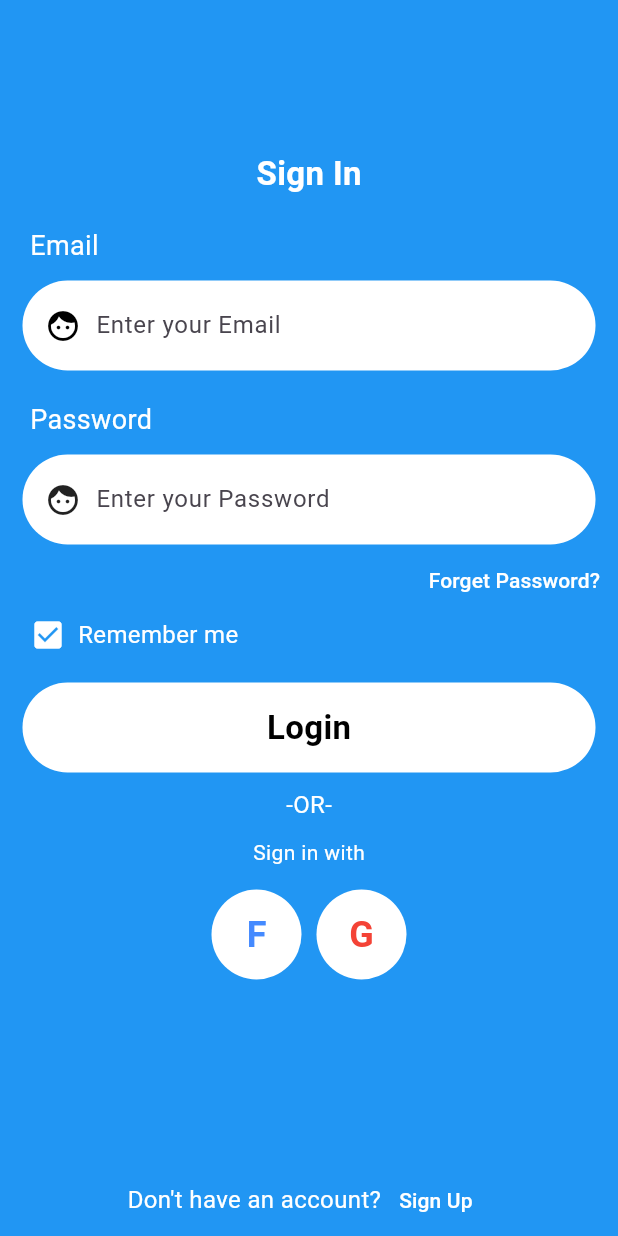
After one commit to jagadeeshkoppaka/ajay_first_class, a Flutter app: the screen it shows after launch, after a tap on "Login", on a phone screen of 412 x 824 dp. The commit adds this screen. Run offline on Flutter 3.47's test engine with Material 2 defaults, Android fonts, the phone set to English and light mode, and no system bars.

Commit message:
navigate screen

```diff
--- a/lib/SecondVc.dart
+++ b/lib/SecondVc.dart
@@ -1,4 +1,5 @@
 import 'package:flutter/material.dart';
+import 'package:onlineflutterclass/ThirdVC.dart';
 
 class SecondVC extends StatefulWidget {
   const SecondVC({Key? key}) : super(key: key);
@@ -8,6 +9,10 @@ class SecondVC extends StatefulWidget {
 }
 
 class _SecondVCState extends State<SecondVC> {
+  TextEditingController emailTxt = TextEditingController();
+  TextEditingController passwordTxt = TextEditingController();
+  String passwordValue = "";
+
   @override
   Widget build(BuildContext context) {
     return Scaffold(
@@ -67,6 +72,7 @@ class _SecondVCState extends State<SecondVC> {
                           padding: const EdgeInsets.only(
                               top: 0, bottom: 10, left: 10, right: 10),
                           child: TextField(
+                            controller: emailTxt,
                             decoration: InputDecoration(
                               border: InputBorder.none,
                               hintText: "Enter your Email",
@@ -110,6 +116,7 @@ class _SecondVCState extends State<SecondVC> {
                           padding: const EdgeInsets.only(
                               top: 0, bottom: 10, left: 10, right: 10),
                           child: TextField(
+                            controller: passwordTxt,
                             decoration: InputDecoration(
                                 hintText: "Enter your Password",
                                 hintStyle: TextStyle(fontSize: 12),
@@ -158,6 +165,19 @@ class _SecondVCState extends State<SecondVC> {
               Center(
                 child: Padding(
                   padding: const EdgeInsets.only(top: 15),
+                  child: GestureDetector(
+                    onTap: () {
+                      setState(() {
+                        passwordValue = passwordTxt.text;
+                      });
+                      Navigator.push(
+                          context,
+                          MaterialPageRoute(
+                              builder: (context) => ThirdVC(
+                                    passwordData: passwordTxt.text,
+                                    emailData: emailTxt.text,
+                                  )));
+                    },
                     child: Container(
                       width: MediaQuery.of(context).size.width - 50,
                       height: 55,
@@ -168,6 +188,7 @@ class _SecondVCState extends State<SecondVC> {
                         child: Text(
                           "Login",
                           style: TextStyle(fontSize: 18, color: Colors.black),
+                        ),
                       ),
                     ),
                   ),
@@ -197,8 +218,8 @@ class _SecondVCState extends State<SecondVC> {
                     Container(
                       height: 60,
                       width: 60,
-                      decoration:
-                          BoxDecoration(borderRadius: BorderRadius.circular(60)),
+                      decoration: BoxDecoration(
+                          borderRadius: BorderRadius.circular(60)),
                       child: ClipRRect(
                         borderRadius: BorderRadius.circular(60),
                         child: Image.asset(
@@ -213,8 +234,8 @@ class _SecondVCState extends State<SecondVC> {
                     Container(
                       height: 60,
                       width: 60,
-                      decoration:
-                          BoxDecoration(borderRadius: BorderRadius.circular(60)),
+                      decoration: BoxDecoration(
+                          borderRadius: BorderRadius.circular(60)),
                       child: ClipRRect(
                         borderRadius: BorderRadius.circular(60),
                         child: Image.asset(
--- /dev/null
+++ b/lib/ThirdVC.dart
@@ -0,0 +1,297 @@
+import 'package:flutter/material.dart';
+
+class ThirdVC extends StatefulWidget {
+  ThirdVC({Key? key, this.passwordData, this.emailData}) : super(key: key);
+  var passwordData;
+  var emailData;
+
+  @override
+  State<ThirdVC> createState() => _ThirdVCState();
+}
+
+class _ThirdVCState extends State<ThirdVC> {
+  bool rememberMeTapped = false;
+  TextEditingController emailStr = TextEditingController();
+  TextEditingController passStr = TextEditingController();
+  @override
+  void initState() {
+    super.initState();
+    setState(() {
+      emailStr.text = widget.emailData;
+      passStr.text = widget.passwordData;
+    });
+  }
+
+  @override
+  Widget build(BuildContext context) {
+    return Scaffold(
+      body: Container(
+        height: MediaQuery.of(context).size.height,
+        width: MediaQuery.of(context).size.width,
+        color: Colors.blue,
+        child: Column(
+          children: [
+            Expanded(
+              child: SingleChildScrollView(
+                child: Column(
+                  crossAxisAlignment: CrossAxisAlignment.center,
+                  children: [
+                    Padding(
+                      padding: const EdgeInsets.only(top: 100),
+                      child: Text(
+                        "Sign In",
+                        style: TextStyle(
+                            color: Colors.white,
+                            fontWeight: FontWeight.bold,
+                            fontSize: 22),
+                      ),
+                    ),
+                    Padding(
+                      padding: const EdgeInsets.only(top: 20, left: 20),
+                      child: Align(
+                        alignment: Alignment.centerLeft,
+                        child: Text(
+                          "Email",
+                          style: TextStyle(color: Colors.white, fontSize: 18),
+                        ),
+                      ),
+                    ),
+                    Padding(
+                      padding: const EdgeInsets.only(top: 10),
+                      child: Center(
+                        child: Container(
+                          height: 60,
+                          width: MediaQuery.of(context).size.width - 30,
+                          decoration: BoxDecoration(
+                              borderRadius: BorderRadius.circular(60),
+                              color: Colors.white),
+                          child: Row(
+                            children: [
+                              Padding(
+                                padding: const EdgeInsets.only(left: 15),
+                                child: Icon(
+                                  Icons.face,
+                                  color: Colors.black,
+                                ),
+                              ),
+                              Expanded(
+                                  child: Padding(
+                                padding: const EdgeInsets.only(left: 10),
+                                child: TextField(
+                                  controller: emailStr,
+                                  cursorColor: Colors.orange,
+                                  decoration: InputDecoration(
+                                      hintText: "Enter your Email",
+                                      border: InputBorder.none),
+                                ),
+                              )),
+                            ],
+                          ),
+                        ),
+                      ),
+                    ),
+                    Padding(
+                      padding: const EdgeInsets.only(top: 20, left: 20),
+                      child: Align(
+                        alignment: Alignment.centerLeft,
+                        child: Text(
+                          "Password",
+                          style: TextStyle(color: Colors.white, fontSize: 18),
+                        ),
+                      ),
+                    ),
+                    Padding(
+                      padding: const EdgeInsets.only(top: 10),
+                      child: Center(
+                          child: Container(
+                        height: 60,
+                        width: MediaQuery.of(context).size.width - 30,
+                        decoration: BoxDecoration(
+                          borderRadius: BorderRadius.circular(50),
+                          color: Colors.white,
+                        ),
+                        child: Row(
+                          children: [
+                            Padding(
+                              padding: const EdgeInsets.only(left: 15),
+                              child: Icon(Icons.face),
+                            ),
+                            Expanded(
+                                child: Padding(
+                              padding: const EdgeInsets.only(left: 10),
+                              child: TextField(
+                                controller: passStr,
+                                decoration: InputDecoration(
+                                    hintText: "Enter your Password",
+                                    border: InputBorder.none),
+                              ),
+                            ))
+                          ],
+                        ),
+                      )),
+                    ),
+                    Align(
+                      alignment: Alignment.centerRight,
+                      child: TextButton(
+                          onPressed: () {
+                            print("ForgetpasswordTapped");
+                          },
+                          child: Text(
+                            "Forget Password?",
+                            style: TextStyle(color: Colors.white),
+                          )),
+                    ),
+                    GestureDetector(
+                      onTap: () {
+                        print("Remember Me Tapped");
+                        setState(() {
+                          rememberMeTapped = !rememberMeTapped;
+                        });
+                      },
+                      child: Row(
+                        children: [
+                          Padding(
+                            padding: const EdgeInsets.only(left: 20),
+                            child: rememberMeTapped
+                                ? Icon(Icons.radio_button_unchecked)
+                                : Icon(
+                                    Icons.check_box,
+                                    color: Colors.white,
+                                  ),
+                          ),
+                          Padding(
+                            padding: const EdgeInsets.only(left: 8),
+                            child: Text(
+                              "Remember me",
+                              style:
+                                  TextStyle(color: Colors.white, fontSize: 16),
+                            ),
+                          )
+                        ],
+                      ),
+                    ),
+                    Padding(
+                      padding: const EdgeInsets.only(top: 20),
+                      child: GestureDetector(
+                        onTap: () {
+                          print("Login Tapped");
+                          Navigator.pop(context);
+                        },
+                        child: Container(
+                          width: MediaQuery.of(context).size.width - 30,
+                          height: 60,
+                          decoration: BoxDecoration(
+                              color: Colors.white,
+                              borderRadius: BorderRadius.circular(40)),
+                          child: Center(
+                            child: Text(
+                              "Login",
+                              style: TextStyle(
+                                  color: Colors.black,
+                                  fontSize: 22,
+                                  fontWeight: FontWeight.bold),
+                            ),
+                          ),
+                        ),
+                      ),
+                    ),
+                    SizedBox(
+                      height: 10,
+                    ),
+                    Text(
+                      "-OR-",
+                      style: TextStyle(color: Colors.white, fontSize: 16),
+                    ),
+                    SizedBox(
+                      height: 10,
+                    ),
+                    Text(
+                      "Sign in with",
+                      style: TextStyle(color: Colors.white, fontSize: 14),
+                    ),
+                    Padding(
+                      padding: const EdgeInsets.only(top: 15),
+                      child: Center(
+                        child: Row(
+                          crossAxisAlignment: CrossAxisAlignment.center,
+                          mainAxisAlignment: MainAxisAlignment.center,
+                          children: [
+                            GestureDetector(
+                              onTap: () {
+                                print("Facebook Tapped");
+                              },
+                              child: Container(
+                                width: 60,
+                                height: 60,
+                                decoration: BoxDecoration(
+                                    borderRadius: BorderRadius.circular(30),
+                                    color: Colors.white),
+                                child: Center(
+                                    child: Text(
+                                  "F",
+                                  style: TextStyle(
+                                      color: Colors.blueAccent,
+                                      fontSize: 24,
+                                      fontWeight: FontWeight.bold),
+                                )),
+                              ),
+                            ),
+                            SizedBox(
+                              width: 10,
+                            ),
+                            GestureDetector(
+                              onTap: () {
+                                print("Google Tapped");
+                              },
+                              child: Container(
+                                width: 60,
+                                height: 60,
+                                decoration: BoxDecoration(
+                                    borderRadius: BorderRadius.circular(30),
+                                    color: Colors.white),
+                                child: Center(
+                                    child: Text(
+                                  "G",
+                                  style: TextStyle(
+                                      color: Colors.red,
+                                      fontSize: 24,
+                                      fontWeight: FontWeight.bold),
+                                )),
+                              ),
+                            ),
+                          ],
+                        ),
+                      ),
+                    ),
+                  ],
+                ),
+              ),
+            ),
+            Center(
+              child: Row(
+                crossAxisAlignment: CrossAxisAlignment.center,
+                mainAxisAlignment: MainAxisAlignment.center,
+                children: [
+                  Text(
+                    "Don't have an account?",
+                    style: TextStyle(color: Colors.white, fontSize: 16),
+                  ),
+                  Center(
+                    child: TextButton(
+                        onPressed: () {
+                          print("Sing Up Tapped");
+                        },
+                        child: Text(
+                          "Sign Up",
+                          style: TextStyle(color: Colors.white),
+                        )),
+                  )
+                ],
+              ),
+            ),
+          ],
+        ),
+      ),
+    );
+  }
+}
--- a/lib/main.dart
+++ b/lib/main.dart
@@ -1,5 +1,7 @@
 import 'package:flutter/material.dart';
-import 'package:onlineflutterclass/SecondVc.dart';
+import 'package:onlineflutterclass/ThirdVC.dart';
+
+import 'SecondVc.dart';
 
 
 void main() {
```
Lines whose indentation alone changed are shown as unchanged.
